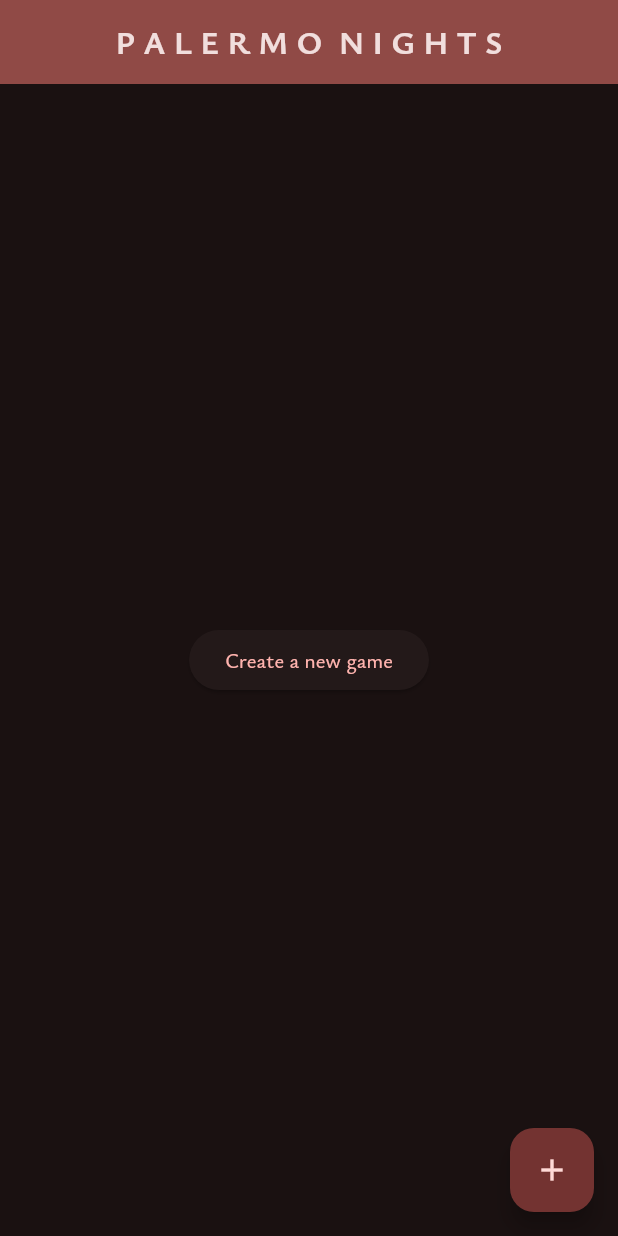
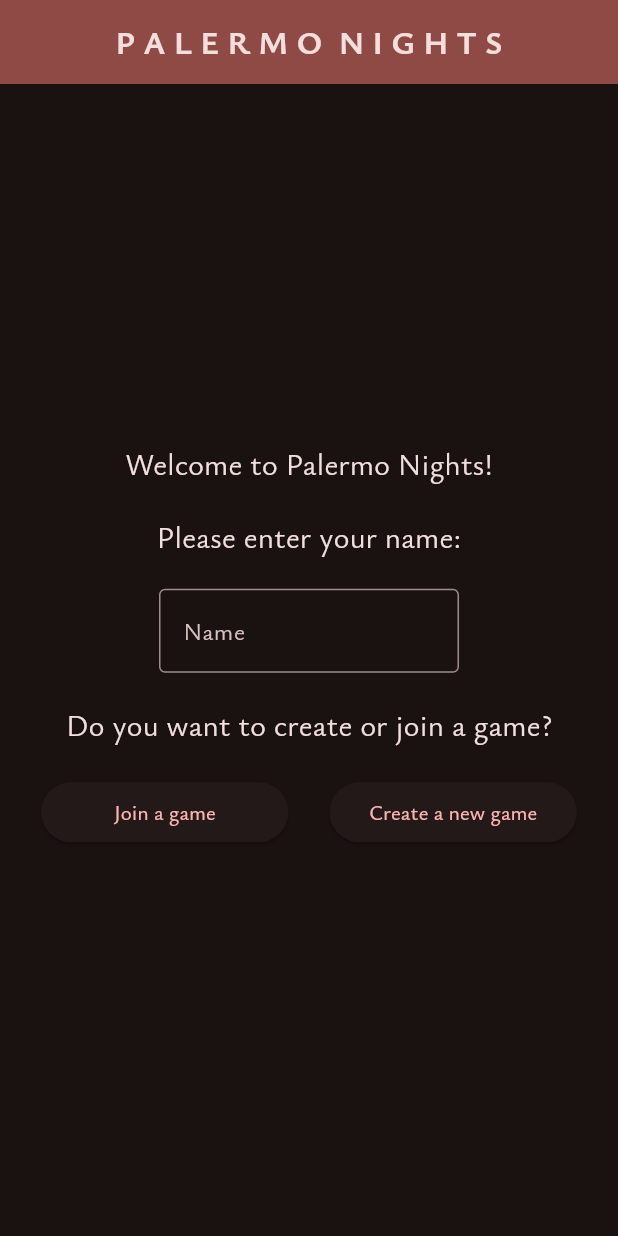
Before and after one commit to IoannisMaras/nights_in_palermo_frondend, a Flutter app: the screen it shows after launch, on a phone screen of 412 x 824 dp. Run offline on Flutter 3.47's test engine with Material 2 defaults, Android fonts, the phone set to English and light mode, and no system bars; missing offline and left inert: giffy_dialog, speed_dial_fab.

Commit message:
some homepage changes

```diff
--- a/lib/pages/home_page.dart
+++ b/lib/pages/home_page.dart
@@ -24,22 +24,57 @@ class HomePage extends StatelessWidget {
         // Center is a layout widget. It takes a single child and positions it
         // in the middle of the parent.
         child: Column(
-          // Column is also a layout widget. It takes a list of children and
-          // arranges them vertically. By default, it sizes itself to fit its
-          // children horizontally, and tries to be as tall as its parent.
-          //
-          // Column has various properties to control how it sizes itself and
-          // how it positions its children. Here we use mainAxisAlignment to
-          // center the children vertically; the main axis here is the vertical
-          // axis because Columns are vertical (the cross axis would be
-          // horizontal).
-          //
-          // TRY THIS: Invoke "debug painting" (choose the "Toggle Debug Paint"
-          // action in the IDE, or press "p" in the console), to see the
-          // wireframe for each widget.
+          //textfeild to add name
           mainAxisAlignment: MainAxisAlignment.center,
           children: <Widget>[
-            ElevatedButton(
+            const Text(
+              'Welcome to Palermo Nights!',
+              style: TextStyle(fontSize: 20),
+            ),
+            const SizedBox(height: 20.0),
+            const Text(
+              'Please enter your name:',
+              style: TextStyle(fontSize: 20),
+            ),
+            const SizedBox(height: 20.0),
+            const SizedBox(
+              width: 200,
+              child: TextField(
+                decoration: InputDecoration(
+                  border: OutlineInputBorder(),
+                  labelText: 'Name',
+                ),
+              ),
+            ),
+            //switch to deside if you want to create or join a game
+            const SizedBox(height: 20.0),
+            const Text(
+              'Do you want to create or join a game?',
+              style: TextStyle(fontSize: 20),
+            ),
+            const SizedBox(height: 20.0),
+            Row(
+              mainAxisAlignment: MainAxisAlignment.spaceEvenly,
+              children: [
+                Expanded(child: Container()),
+                Expanded(
+                  flex: 6,
+                  child: ElevatedButton(
+                    onPressed: () {
+                      Navigator.push(
+                          context,
+                          MaterialPageRoute(
+                              builder: (context) => const LobbyPage(
+                                    gameId: null,
+                                  )));
+                    },
+                    child: const Text('Join a game'),
+                  ),
+                ),
+                Expanded(child: Container()),
+                Expanded(
+                  flex: 6,
+                  child: ElevatedButton(
                     onPressed: () {
                       Navigator.push(
                           context,
@@ -50,14 +85,19 @@ class HomePage extends StatelessWidget {
                     },
                     child: const Text('Create a new game'),
                   ),
+                ),
+                Expanded(child: Container()),
+              ],
+            ),
+            const SizedBox(height: 20.0),
           ],
         ),
       ),
-      floatingActionButton: FloatingActionButton(
-        onPressed: () {},
-        tooltip: 'Increment',
-        child: const Icon(Icons.add),
-      ), // This trailing comma makes auto-formatting nicer for build methods.
+      // floatingActionButton: FloatingActionButton(
+      //   onPressed: () {},
+      //   tooltip: 'Increment',
+      //   child: const Icon(Icons.add),
+      // ), // This trailing comma makes auto-formatting nicer for build methods.
     );
   }
 }
--- a/lib/providers/websocket_notifier.dart
+++ b/lib/providers/websocket_notifier.dart
@@ -1,7 +1,7 @@
 // import 'dart:async';
 import 'dart:async';
 import 'dart:convert';
-import 'dart:ffi';
+
 import 'dart:io';
 import 'package:flutter/material.dart';
 // import 'package:provider/provider.dart';
@@ -107,7 +107,7 @@ class Player {
   String? role;
   // ignore: non_constant_identifier_names
   bool? is_alive;
-  Int? vote;
+  int? vote;
 
   Player(this.channel_name, this.username, this.role, this.is_alive, this.vote);
 }
```
Also changed, not shown: lib/pages/lobby_page.dart (+37 -59 lines), assets/images/logo.jpg (added), 2 other files. Lines whose indentation alone changed are shown as unchanged.
